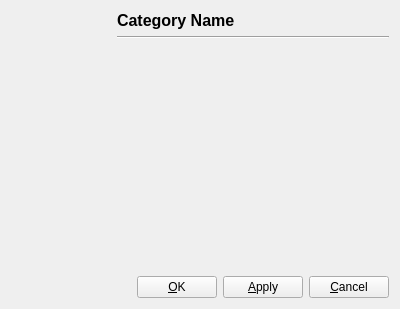
Old version of the form nextShows/src/ui/configdialog.ui in the repository gilcn/nextshows.
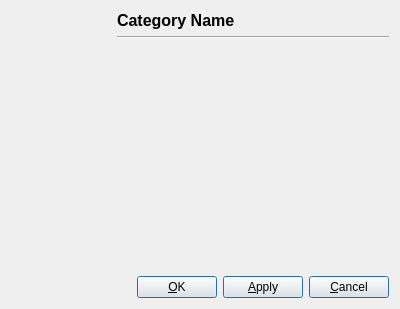
New version of the form. Custom widgets are drawn as their Qt base class.

The edit to the form file:
```diff
--- a/nextShows/src/ui/configdialog.ui
+++ b/nextShows/src/ui/configdialog.ui
@@ -114,6 +114,12 @@
        <property name="text" >
         <string>&amp;OK</string>
        </property>
+       <property name="autoDefault" >
+        <bool>true</bool>
+       </property>
+       <property name="default" >
+        <bool>true</bool>
+       </property>
       </widget>
      </item>
      <item>
@@ -121,6 +127,12 @@
        <property name="text" >
         <string>&amp;Apply</string>
        </property>
+       <property name="autoDefault" >
+        <bool>true</bool>
+       </property>
+       <property name="default" >
+        <bool>true</bool>
+       </property>
       </widget>
      </item>
      <item>
@@ -128,12 +140,32 @@
        <property name="text" >
         <string>&amp;Cancel</string>
        </property>
+       <property name="autoDefault" >
+        <bool>true</bool>
+       </property>
+       <property name="default" >
+        <bool>true</bool>
+       </property>
       </widget>
      </item>
     </layout>
    </item>
   </layout>
  </widget>
+ <customwidgets>
+  <customwidget>
+   <class>FindShows</class>
+   <extends>QWidget</extends>
+   <header>config/findshows.h</header>
+   <container>1</container>
+  </customwidget>
+  <customwidget>
+   <class>ConfigCategories</class>
+   <extends>QWidget</extends>
+   <header>config/configcategories.h</header>
+   <container>1</container>
+  </customwidget>
+ </customwidgets>
  <resources/>
  <connections/>
 </ui>
```
Left out of the diff: 11 changed lines with no effect on the pictures.
